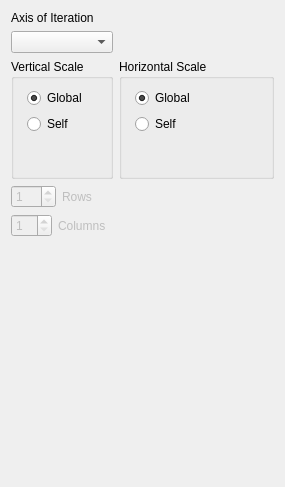
First picture: the form in code/plotms/GuiTabs/PlotMSIterateTab.ui, repository radio-astro/casa, before the edit.
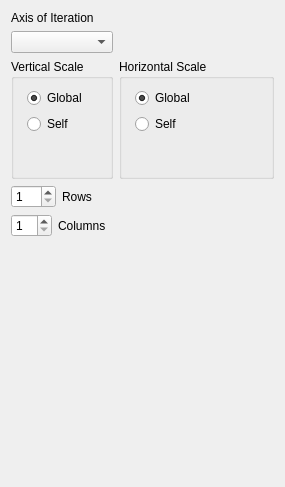
Second picture: the form after the edit.

Diff of the .ui file:
```diff
--- a/code/plotms/GuiTabs/PlotMSIterateTab.ui
+++ b/code/plotms/GuiTabs/PlotMSIterateTab.ui
@@ -167,7 +167,7 @@
          <item>
           <widget class="QSpinBox" name="nRowsSpinBox">
            <property name="enabled">
-            <bool>false</bool>
+            <bool>true</bool>
            </property>
            <property name="toolTip">
             <string>&lt;html&gt;&lt;head&gt;&lt;meta name=&quot;qrichtext&quot; content=&quot;1&quot; /&gt;&lt;style type=&quot;text/css&quot;&gt;
@@ -189,7 +189,7 @@
          <item>
           <widget class="QLabel" name="rowsLabel">
            <property name="enabled">
-            <bool>false</bool>
+            <bool>true</bool>
            </property>
            <property name="text">
             <string>Rows</string>
@@ -203,7 +203,7 @@
          <item>
           <widget class="QSpinBox" name="nColsSpinBox">
            <property name="enabled">
-            <bool>false</bool>
+            <bool>true</bool>
            </property>
            <property name="toolTip">
             <string>&lt;html&gt;&lt;head&gt;&lt;meta name=&quot;qrichtext&quot; content=&quot;1&quot; /&gt;&lt;style type=&quot;text/css&quot;&gt;
@@ -225,7 +225,7 @@
          <item>
           <widget class="QLabel" name="columnsLabel">
            <property name="enabled">
-            <bool>false</bool>
+            <bool>true</bool>
            </property>
            <property name="text">
             <string>Columns</string>
```
